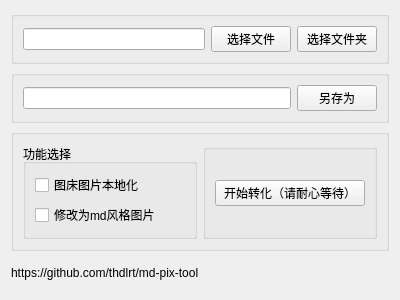
First picture: the form in mainWindow.ui, repository thdlrt/md-pix-tool, before the edit.
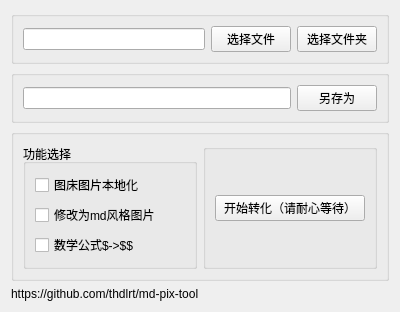
Second picture: the form after the edit.

Commit message: 1.2 新增数学公式调整

What changed in the file:
```diff
--- a/mainWindow.ui
+++ b/mainWindow.ui
@@ -85,6 +85,13 @@
            </property>
           </widget>
          </item>
+         <item>
+          <widget class="QCheckBox" name="check_3">
+           <property name="text">
+            <string>数学公式$-&gt;$$</string>
+           </property>
+          </widget>
+         </item>
         </layout>
        </widget>
       </item>
```
The commit also changes 7 other files.
